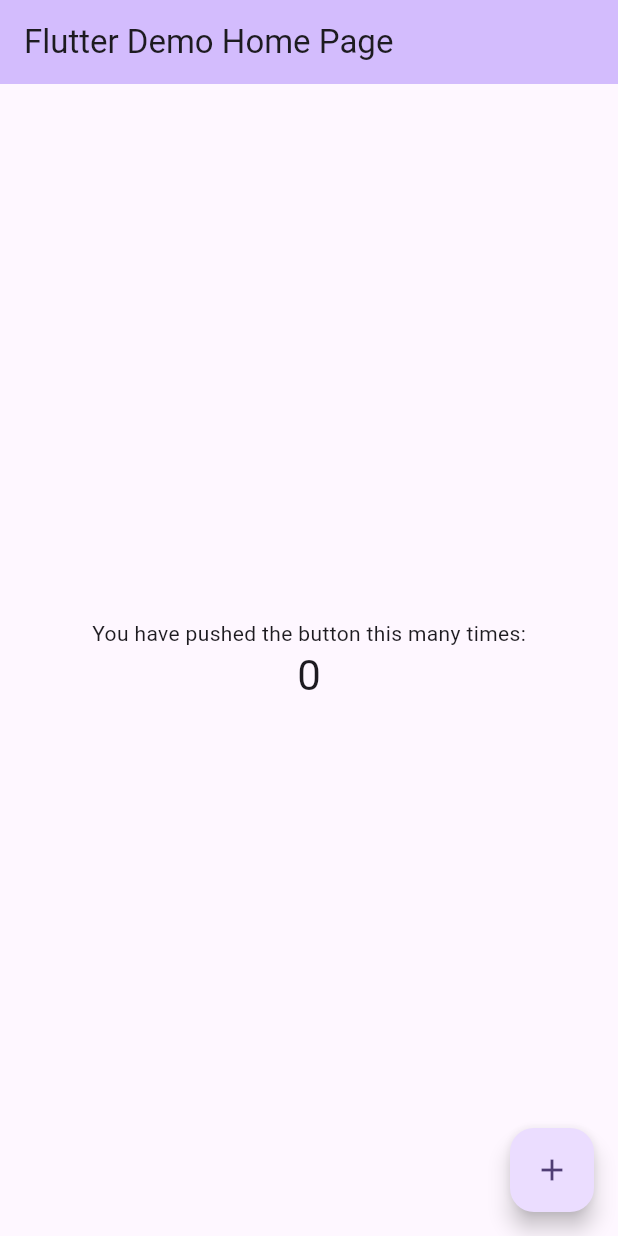
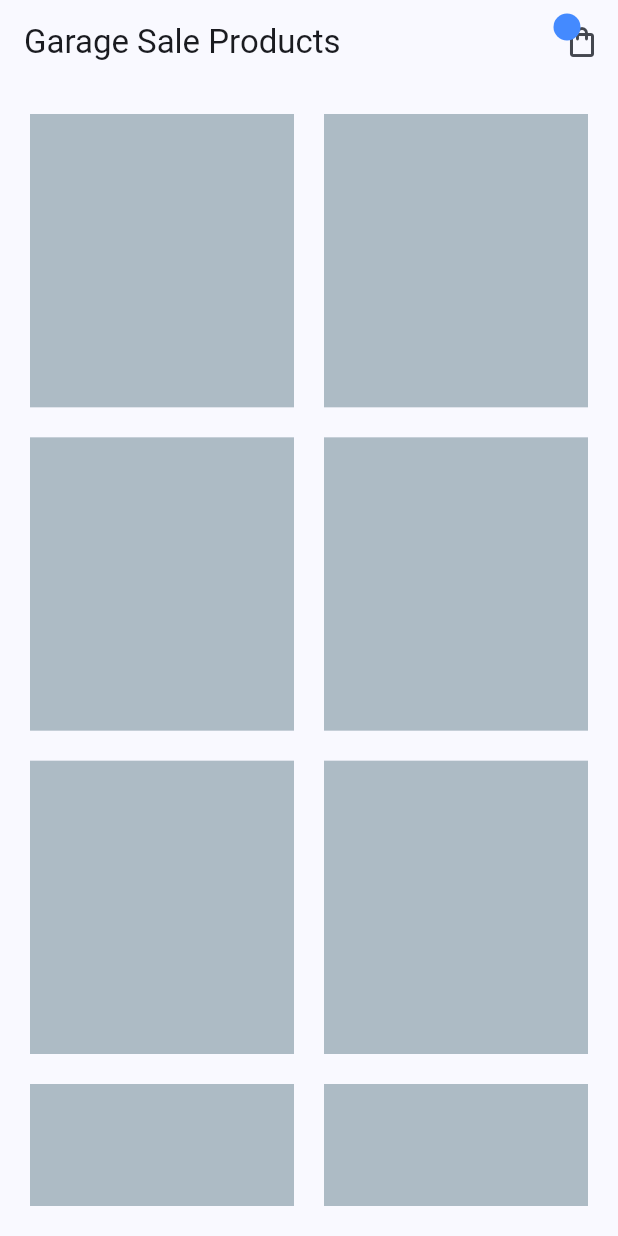
Before and after one commit to jamydevelop/flutter-riverpod-test, a Flutter app: the screen it shows after launch, on a phone screen of 412 x 824 dp. Run offline on Flutter 3.47's test engine with Material 3 defaults, Android fonts, the light colour scheme and no system bars.

Commit message:
added project files

```diff
--- a/flutter_riverpod_test/lib/main.dart
+++ b/flutter_riverpod_test/lib/main.dart
@@ -1,4 +1,5 @@
 import 'package:flutter/material.dart';
+import 'package:flutter_riverpod_test/screens/home/home_screen.dart';
 
 void main() {
   runApp(const MyApp());
@@ -7,61 +8,15 @@ void main() {
 class MyApp extends StatelessWidget {
   const MyApp({super.key});
 
+  // This widget is the root of your application.
   @override
   Widget build(BuildContext context) {
     return MaterialApp(
-      title: 'Flutter Demo',
+      title: '',
       theme: ThemeData(
-        colorScheme: ColorScheme.fromSeed(seedColor: Colors.deepPurple),
+        colorScheme: ColorScheme.fromSeed(seedColor: Colors.blueAccent),
       ),
-      home: const MyHomePage(title: 'Flutter Demo Home Page'),
+      home: const HomeScreen(),
     );
   }
 }
-
-class MyHomePage extends StatefulWidget {
-  const MyHomePage({super.key, required this.title});
-
-  final String title;
-
-  @override
-  State<MyHomePage> createState() => _MyHomePageState();
-}
-
-class _MyHomePageState extends State<MyHomePage> {
-  int _counter = 0;
-
-  void _incrementCounter() {
-    setState(() {
-      _counter++;
-    });
-  }
-
-  @override
-  Widget build(BuildContext context) {
-    return Scaffold(
-      appBar: AppBar(
-        backgroundColor: Theme.of(context).colorScheme.inversePrimary,
-
-        title: Text(widget.title),
-      ),
-      body: Center(
-        child: Column(
-          mainAxisAlignment: MainAxisAlignment.center,
-          children: <Widget>[
-            const Text('You have pushed the button this many times:'),
-            Text(
-              '$_counter',
-              style: Theme.of(context).textTheme.headlineMedium,
-            ),
-          ],
-        ),
-      ),
-      floatingActionButton: FloatingActionButton(
-        onPressed: _incrementCounter,
-        tooltip: 'Increment',
-        child: const Icon(Icons.add),
-      ),
-    );
-  }
-}
--- /dev/null
+++ b/flutter_riverpod_test/lib/screens/home/home_screen.dart
@@ -0,0 +1,34 @@
+import 'package:flutter/material.dart';
+import 'package:flutter_riverpod_test/shared/cart_icon.dart';
+
+class HomeScreen extends StatelessWidget {
+  const HomeScreen({super.key});
+
+  @override
+  Widget build(BuildContext context) {
+    return Scaffold(
+      appBar: AppBar(
+        title: const Text('Garage Sale Products'),
+        actions: const [CartIcon()],
+      ),
+      body: Padding(
+        padding: const EdgeInsets.all(20),
+        child: GridView.builder(
+          itemCount: 8,
+          gridDelegate: const SliverGridDelegateWithFixedCrossAxisCount(
+            crossAxisCount: 2,
+            mainAxisSpacing: 20,
+            crossAxisSpacing: 20,
+            childAspectRatio: 0.9,
+          ),
+          itemBuilder: (context, index) {
+            return Container(
+              padding: const EdgeInsets.all(20),
+              color: Colors.blueGrey.withValues(alpha: 0.5),
+            );
+          },
+        ),
+      ),
+    );
+  }
+}
--- /dev/null
+++ b/flutter_riverpod_test/lib/shared/cart_icon.dart
@@ -0,0 +1,40 @@
+import 'package:flutter/material.dart';
+import 'package:flutter_riverpod_test/screens/cart/cart_screen.dart';
+
+class CartIcon extends StatelessWidget {
+  const CartIcon({super.key});
+
+  @override
+  Widget build(BuildContext context) {
+    return Stack(
+      children: [
+        IconButton(
+          onPressed: () {
+            Navigator.push(
+              context,
+              MaterialPageRoute(
+                builder: (context) {
+                  return const CartScreen();
+                },
+              ),
+            );
+          },
+          icon: const Icon(Icons.shopping_bag_outlined),
+        ),
+        Positioned(
+          top: 5,
+          left: 5,
+          child: Container(
+            width: 18,
+            height: 18,
+            alignment: Alignment.center,
+            decoration: BoxDecoration(
+              borderRadius: BorderRadius.circular(10),
+              color: Colors.blueAccent,
+            ),
+          ),
+        ),
+      ],
+    );
+  }
+}
```
Also changed, not shown: flutter_riverpod_test/lib/models/product.dart (added, +8 -0 lines), flutter_riverpod_test/lib/screens/cart/cart_screen.dart (added, +35 -0 lines), flutter_riverpod_test/assets/products/backpack.png (added), flutter_riverpod_test/assets/products/drum.png (added), flutter_riverpod_test/assets/products/guitar.png (added), flutter_riverpod_test/assets/products/jeans.png (added), flutter_riverpod_test/assets/products/karati.png (added), flutter_riverpod_test/assets/products/shorts.png (added), flutter_riverpod_test/assets/products/skates.png (added), flutter_riverpod_test/assets/products/suitcase.png (added).
